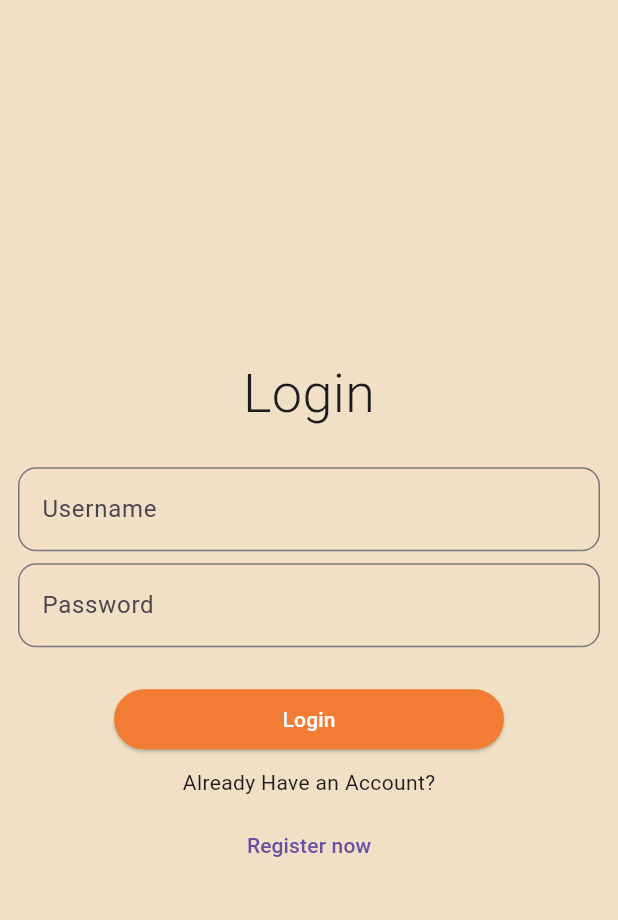
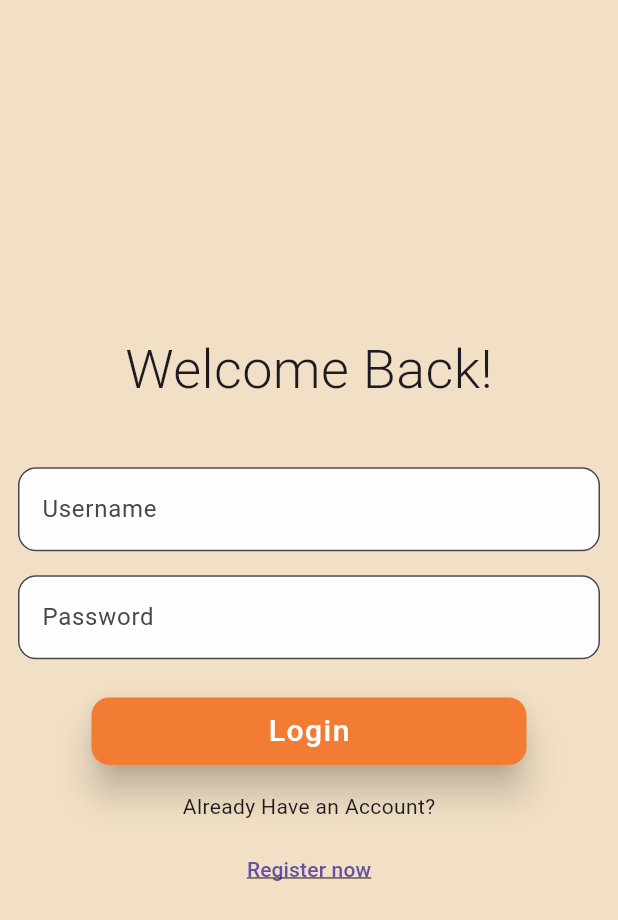
Before and after one commit to ujaann/kitchening, a Flutter app: the screen it shows after launch, on a phone screen of 412 x 824 dp. Shown: the top 920 px of the screen. Run offline on Flutter 3.47's test engine with Material 3 defaults, Android fonts, the phone set to English and light mode, and no system bars.

Commit message:
Added themedata for input decoration and background color\nThen mofified login_screen

```diff
--- a/lib/app.dart
+++ b/lib/app.dart
@@ -12,7 +12,7 @@ class App extends StatelessWidget {
       color: const Color(0xffF1E0C5),
       theme: ThemeData(
         scaffoldBackgroundColor: lightBrown,
-        inputDecorationTheme: const InputDecorationTheme(fillColor: Colors.white)
+        inputDecorationTheme: const InputDecorationTheme(filled: true,fillColor: Color(0xfffefefe))
       ),
       home: const SplashScreenView(),
     );
--- a/lib/view/login_screen_view.dart
+++ b/lib/view/login_screen_view.dart
@@ -15,10 +15,11 @@ class LoginScreenView extends StatelessWidget {
           mainAxisAlignment: MainAxisAlignment.center,
           children: [
             const Text(
-              "Login",
+              "Welcome Back!",
               style: TextStyle(fontSize: 36, fontWeight: FontWeight.w300),
             ),
             gap24Y,
+            gap16Y,
             TextField(
               decoration: InputDecoration(
                   labelText: "Username",
@@ -26,7 +27,7 @@ class LoginScreenView extends StatelessWidget {
                     borderRadius: BorderRadius.circular(12),
                   )),
             ),
-            gap8Y,
+            gap16Y,
             TextField(
               obscureText: true,
               decoration: InputDecoration(
@@ -37,17 +38,32 @@ class LoginScreenView extends StatelessWidget {
             ),
             gap24Y,
             SizedBox(
-              width: 260,
+              width: 290,
               child: ElevatedButton(
                 onPressed: () {},
-                style: ElevatedButton.styleFrom(backgroundColor: orangey,foregroundColor: Colors.white),
-                child: const Text("Login"),
+                style: ElevatedButton.styleFrom(
+                    backgroundColor: orangey,
+                    foregroundColor: Colors.white,
+                    elevation: 10,
+                    shape: RoundedRectangleBorder(
+                        borderRadius: BorderRadius.circular(12))),
+                child: const Padding(
+                  padding: EdgeInsets.symmetric(vertical: 8.0),
+                  child: Text("Login",
+                      style: TextStyle(fontSize: 20, letterSpacing: 1)),
+                ),
               ),
             ),
-            gap8Y,
+            gap16Y,
             const Text("Already Have an Account?"),
             gap8Y,
-            TextButton(onPressed: () {}, child: const Text("Register now"))
+            TextButton(
+                onPressed: () {},
+                child: const Text(
+                  "Register now",
+                  style: TextStyle(decoration: TextDecoration.underline),
+                )),
+                // gap24Y,gap24Y,gap24Y,
           ],
         ),
       )),
```
